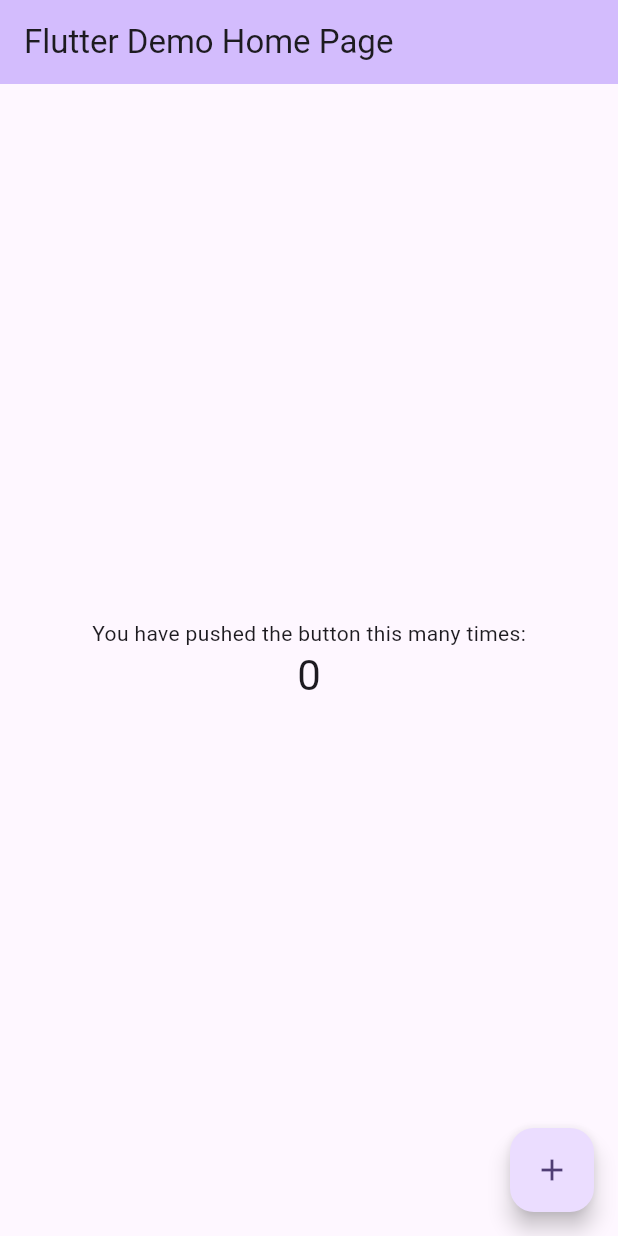
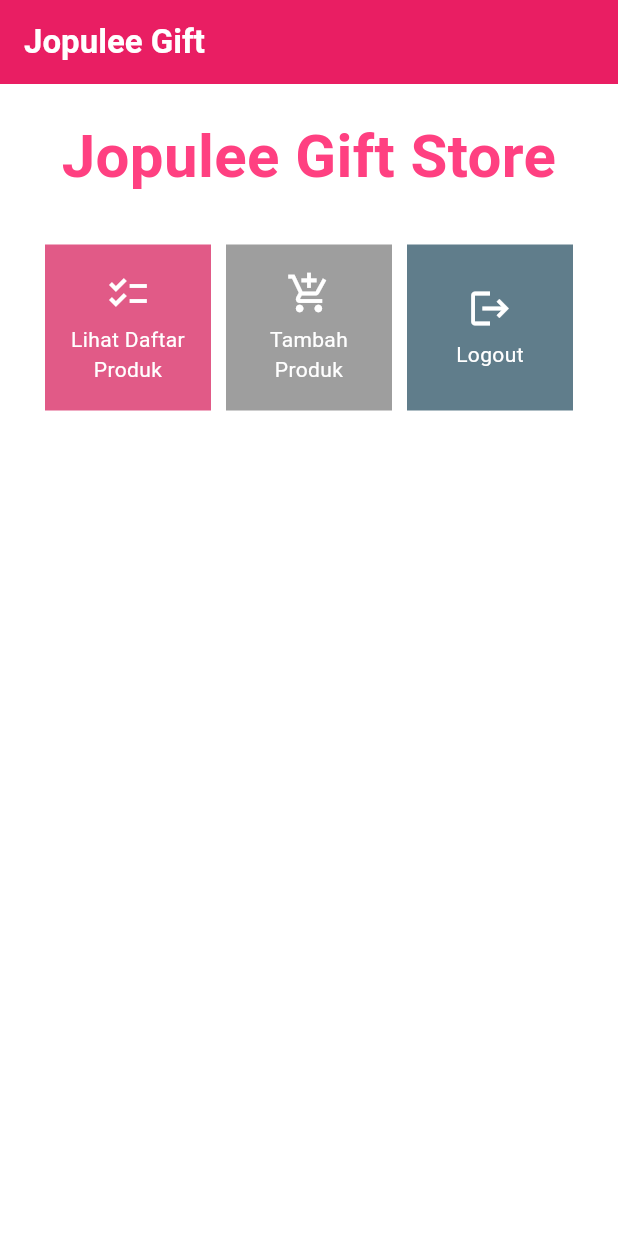
Before and after one commit to anandajoyyy22/ecommerce_jopulee, a Flutter app: the screen it shows after launch, on a phone screen of 412 x 824 dp. Run offline on Flutter 3.47's test engine with Material 3 defaults, Android fonts, the phone set to English and light mode, and no system bars.

Commit message:
Tugas 7 done

```diff
--- a/lib/main.dart
+++ b/lib/main.dart
@@ -1,125 +1,36 @@
-import 'package:flutter/material.dart';
+import 'package:flutter/material.dart'; // Paket Flutter Material untuk menggunakan komponen UI
+import 'package:ecommerce_jopulee/menu.dart'; // menu.dart yang berisi definisi halaman utama aplikasi
 
+// func utama yang menjadi titik masuk aplikasi Flutter
 void main() {
+  // Menjalankan aplikasi dengan widget MyApp
   runApp(const MyApp());
 }
 
+// class MyApp yang merupakan widget stateless
 class MyApp extends StatelessWidget {
+  // Konstruktor untuk MyApp, menggunakan key untuk widget
   const MyApp({super.key});
 
-  // This widget is the root of your application.
+  // metode build untuk membangun UI dari MyApp
   @override
   Widget build(BuildContext context) {
+    // mengembalikan widget MaterialApp yang merupakan root dari aplikasi
     return MaterialApp(
-      title: 'Flutter Demo',
+      // judul aplikasi yang akan ditampilkan di taskbar atau launcher
+      title: 'JopuleeGift',
+      // tema aplikasi
       theme: ThemeData(
-        // This is the theme of your application.
-        //
-        // TRY THIS: Try running your application with "flutter run". You'll see
-        // the application has a purple toolbar. Then, without quitting the app,
-        // try changing the seedColor in the colorScheme below to Colors.green
-        // and then invoke "hot reload" (save your changes or press the "hot
-        // reload" button in a Flutter-supported IDE, or press "r" if you used
-        // the command line to start the app).
-        //
-        // Notice that the counter didn't reset back to zero; the application
-        // state is not lost during the reload. To reset the state, use hot
-        // restart instead.
-        //
-        // This works for code too, not just values: Most code changes can be
-        // tested with just a hot reload.
-        colorScheme: ColorScheme.fromSeed(seedColor: Colors.deepPurple),
-        useMaterial3: true,
+        // atur colorScheme dari swatch warna
+        colorScheme: ColorScheme.fromSwatch(
+          //  warna pink sebagai primary swatch
+          primarySwatch: Colors.pink,
+        ).copyWith(
+            secondary:
+                Colors.pink[200]), // tambah warna sekunder ke colorScheme
       ),
-      home: const MyHomePage(title: 'Flutter Demo Home Page'),
+      // tetapkan home untuk aplikasi, yang merupakan halaman utama
+      home: MyHomePage(),
     );
   }
 }
-
-class MyHomePage extends StatefulWidget {
-  const MyHomePage({super.key, required this.title});
-
-  // This widget is the home page of your application. It is stateful, meaning
-  // that it has a State object (defined below) that contains fields that affect
-  // how it looks.
-
-  // This class is the configuration for the state. It holds the values (in this
-  // case the title) provided by the parent (in this case the App widget) and
-  // used by the build method of the State. Fields in a Widget subclass are
-  // always marked "final".
-
-  final String title;
-
-  @override
-  State<MyHomePage> createState() => _MyHomePageState();
-}
-
-class _MyHomePageState extends State<MyHomePage> {
-  int _counter = 0;
-
-  void _incrementCounter() {
-    setState(() {
-      // This call to setState tells the Flutter framework that something has
-      // changed in this State, which causes it to rerun the build method below
-      // so that the display can reflect the updated values. If we changed
-      // _counter without calling setState(), then the build method would not be
-      // called again, and so nothing would appear to happen.
-      _counter++;
-    });
-  }
-
-  @override
-  Widget build(BuildContext context) {
-    // This method is rerun every time setState is called, for instance as done
-    // by the _incrementCounter method above.
-    //
-    // The Flutter framework has been optimized to make rerunning build methods
-    // fast, so that you can just rebuild anything that needs updating rather
-    // than having to individually change instances of widgets.
-    return Scaffold(
-      appBar: AppBar(
-        // TRY THIS: Try changing the color here to a specific color (to
-        // Colors.amber, perhaps?) and trigger a hot reload to see the AppBar
-        // change color while the other colors stay the same.
-        backgroundColor: Theme.of(context).colorScheme.inversePrimary,
-        // Here we take the value from the MyHomePage object that was created by
-        // the App.build method, and use it to set our appbar title.
-        title: Text(widget.title),
-      ),
-      body: Center(
-        // Center is a layout widget. It takes a single child and positions it
-        // in the middle of the parent.
-        child: Column(
-          // Column is also a layout widget. It takes a list of children and
-          // arranges them vertically. By default, it sizes itself to fit its
-          // children horizontally, and tries to be as tall as its parent.
-          //
-          // Column has various properties to control how it sizes itself and
-          // how it positions its children. Here we use mainAxisAlignment to
-          // center the children vertically; the main axis here is the vertical
-          // axis because Columns are vertical (the cross axis would be
-          // horizontal).
-          //
-          // TRY THIS: Invoke "debug painting" (choose the "Toggle Debug Paint"
-          // action in the IDE, or press "p" in the console), to see the
-          // wireframe for each widget.
-          mainAxisAlignment: MainAxisAlignment.center,
-          children: <Widget>[
-            const Text(
-              'You have pushed the button this many times:',
-            ),
-            Text(
-              '$_counter',
-              style: Theme.of(context).textTheme.headlineMedium,
-            ),
-          ],
-        ),
-      ),
-      floatingActionButton: FloatingActionButton(
-        onPressed: _incrementCounter,
-        tooltip: 'Increment',
-        child: const Icon(Icons.add),
-      ), // This trailing comma makes auto-formatting nicer for build methods.
-    );
-  }
-}
--- /dev/null
+++ b/lib/menu.dart
@@ -0,0 +1,137 @@
+import 'package:flutter/material.dart';
+
+// Class untuk merepresentasikan item ecommerce
+class ShopItem {
+  final String name; // Nama item
+  final IconData icon; // Ikon yang terkait dengan item
+
+  ShopItem(this.name, this.icon);
+}
+
+// Halaman utama aplikasi
+class MyHomePage extends StatelessWidget {
+  MyHomePage({super.key});
+
+  // Daftar item yang akan ditampilkan
+  final List<ShopItem> items = [
+    ShopItem("Lihat Daftar Produk", Icons.checklist),
+    ShopItem("Tambah Produk", Icons.add_shopping_cart),
+    ShopItem("Logout", Icons.logout),
+  ];
+
+  @override
+  Widget build(BuildContext context) {
+    return Scaffold(
+      appBar: AppBar(
+        title: const Text(
+          'Jopulee Gift',
+          style: TextStyle(
+            color: Colors.white,
+            fontWeight: FontWeight.bold,
+          ),
+        ),
+        backgroundColor: Theme.of(context)
+            .colorScheme
+            .primary, // Warna latar belakang AppBar
+      ),
+      body: SingleChildScrollView(
+        // Widget ini dapat discroll
+        child: Padding(
+          padding: const EdgeInsets.all(10.0), // Set padding dari halaman
+          child: Column(
+            children: <Widget>[
+              const Padding(
+                padding: EdgeInsets.only(top: 10.0, bottom: 10.0),
+                child: Text(
+                  'Jopulee Gift Store', // Judul ecommerce
+                  textAlign: TextAlign.center,
+                  style: TextStyle(
+                    fontSize: 40,
+                    color: Colors.pinkAccent, // Warna judul
+                    fontWeight: FontWeight.bold,
+                  ),
+                ),
+              ),
+              // Grid layout untuk menampilkan tombol
+              GridView.count(
+                primary: true,
+                padding: const EdgeInsets.all(20),
+                crossAxisSpacing: 10,
+                mainAxisSpacing: 10,
+                crossAxisCount: 3, // Jumlah kolom dalam grid
+                shrinkWrap:
+                    true, // Mengatur ukuran grid agar sesuai dengan konten
+                children: items.map((ShopItem item) {
+                  // Iterasi untuk setiap item
+                  return ShopCard(item);
+                }).toList(),
+              ),
+            ],
+          ),
+        ),
+      ),
+    );
+  }
+}
+
+// Class untuk merepresentasikan kartu tombol
+class ShopCard extends StatelessWidget {
+  final ShopItem item; // Item yang akan ditampilkan dalam kartu
+
+  const ShopCard(this.item, {super.key}); // Constructor untuk ShopCard
+
+  @override
+  Widget build(BuildContext context) {
+    // Mengatur warna berdasarkan nama item
+    Color buttonColor;
+    switch (item.name) {
+      case "Lihat Daftar Produk":
+        buttonColor = const Color.fromARGB(
+            255, 225, 90, 135); // Warna untuk "Lihat Daftar Produk"
+        break;
+      case "Tambah Produk":
+        buttonColor = Colors.grey; // Warna untuk "Tambah Produk"
+        break;
+      case "Logout":
+        buttonColor = Colors.blueGrey; // Warna untuk "Logout"
+        break;
+      default:
+        buttonColor = Colors.pinkAccent; // Warna default
+    }
+
+    return Material(
+      color: buttonColor, // Mengatur warna sesuai dengan tombol
+      child: InkWell(
+        // Area yang dapat disentuh
+        onTap: () {
+          // Menampilkan SnackBar ketika tombol ditekan
+          ScaffoldMessenger.of(context)
+            ..hideCurrentSnackBar()
+            ..showSnackBar(SnackBar(
+                content: Text("Kamu telah menekan tombol ${item.name}!")));
+        },
+        child: Container(
+          padding: const EdgeInsets.all(8), // Padding dalam kartu
+          child: Center(
+            child: Column(
+              mainAxisAlignment: MainAxisAlignment.center,
+              children: [
+                Icon(
+                  item.icon, // Ikon untuk item
+                  color: Colors.white, // Warna ikon
+                  size: 30.0,
+                ),
+                const Padding(padding: EdgeInsets.all(3)),
+                Text(
+                  item.name, // Nama item
+                  textAlign: TextAlign.center,
+                  style: const TextStyle(color: Colors.white), // Warna teks
+                ),
+              ],
+            ),
+          ),
+        ),
+      ),
+    );
+  }
+}
```
Also changed, not shown: 1 other file.
